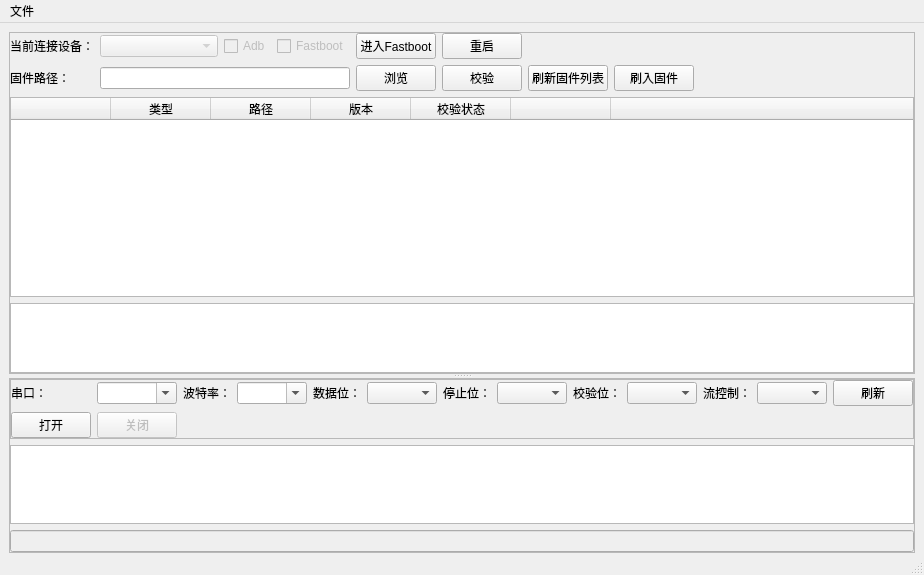
This is app.ui in dingzb/tdr_apptool as Qt 5 draws it before an edit. The edited form follows.
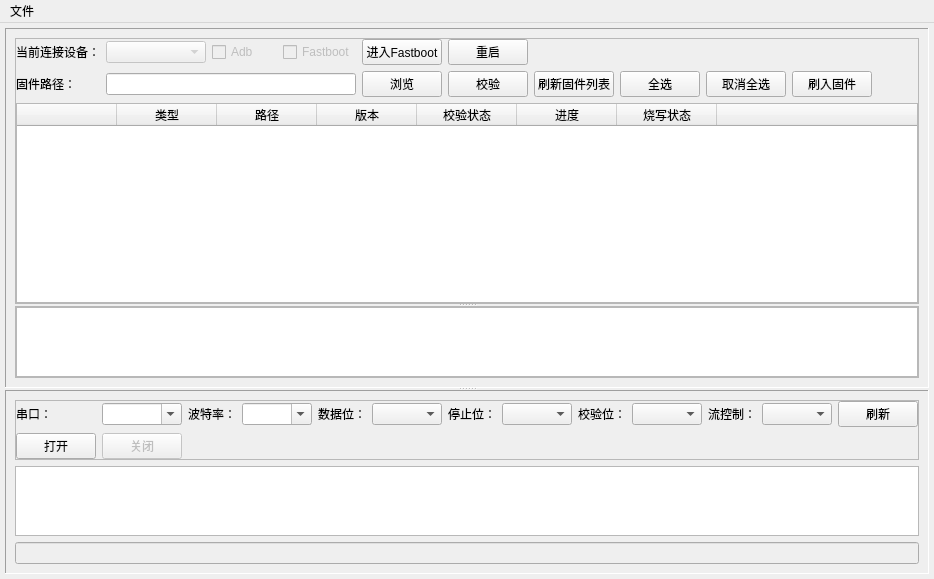
This is the edited form.

Patch:
```diff
--- a/app.ui
+++ b/app.ui
@@ -6,8 +6,8 @@
    <rect>
     <x>0</x>
     <y>0</y>
-    <width>915</width>
-    <height>575</height>
+    <width>933</width>
+    <height>578</height>
    </rect>
   </property>
   <property name="windowTitle">
@@ -15,17 +15,8 @@
   </property>
   <widget class="QWidget" name="centralwidget">
    <layout class="QGridLayout" name="gridLayout">
-    <property name="leftMargin">
-     <number>9</number>
-    </property>
-    <property name="topMargin">
-     <number>9</number>
-    </property>
-    <property name="rightMargin">
-     <number>9</number>
-    </property>
-    <property name="bottomMargin">
-     <number>0</number>
+    <property name="margin">
+     <number>5</number>
     </property>
     <item row="0" column="0">
      <widget class="QSplitter" name="splitter">
@@ -35,73 +26,36 @@
       <property name="orientation">
        <enum>Qt::Vertical</enum>
       </property>
-      <property name="childrenCollapsible">
-       <bool>false</bool>
+      <property name="handleWidth">
+       <number>2</number>
       </property>
       <widget class="QFrame" name="frame_4">
        <property name="frameShape">
+        <enum>QFrame::Panel</enum>
+       </property>
+       <property name="frameShadow">
+        <enum>QFrame::Sunken</enum>
+       </property>
+       <layout class="QVBoxLayout" name="verticalLayout_4">
+        <item>
+         <widget class="QSplitter" name="splitter_2">
+          <property name="orientation">
+           <enum>Qt::Vertical</enum>
+          </property>
+          <property name="handleWidth">
+           <number>2</number>
+          </property>
+          <widget class="QFrame" name="frame_3">
+           <property name="frameShape">
         <enum>QFrame::StyledPanel</enum>
        </property>
        <property name="frameShadow">
         <enum>QFrame::Raised</enum>
        </property>
-       <layout class="QGridLayout" name="gridLayout_2">
+           <layout class="QGridLayout" name="gridLayout_3">
         <property name="margin">
          <number>0</number>
         </property>
-        <item row="0" column="10">
-         <widget class="QPushButton" name="pushButton2Fastboot">
-          <property name="text">
-           <string>进入Fastboot</string>
-          </property>
-         </widget>
-        </item>
-        <item row="0" column="14">
-         <spacer name="horizontalSpacer_2">
-          <property name="orientation">
-           <enum>Qt::Horizontal</enum>
-          </property>
-          <property name="sizeHint" stdset="0">
-           <size>
-            <width>40</width>
-            <height>20</height>
-           </size>
-          </property>
-         </spacer>
-        </item>
-        <item row="0" column="9">
-         <widget class="QCheckBox" name="checkBoxFastboot">
-          <property name="enabled">
-           <bool>false</bool>
-          </property>
-          <property name="text">
-           <string>Fastboot</string>
-          </property>
-         </widget>
-        </item>
-        <item row="0" column="8">
-         <widget class="QCheckBox" name="checkBoxAdb">
-          <property name="enabled">
-           <bool>false</bool>
-          </property>
-          <property name="text">
-           <string>Adb</string>
-          </property>
-         </widget>
-        </item>
-        <item row="0" column="1" colspan="7">
-         <widget class="QComboBox" name="comboBoxDevList">
-          <property name="enabled">
-           <bool>false</bool>
-          </property>
-          <property name="minimumSize">
-           <size>
-            <width>100</width>
-            <height>0</height>
-           </size>
-          </property>
-         </widget>
-        </item>
         <item row="0" column="0">
          <widget class="QLabel" name="label_36">
           <property name="text">
@@ -109,23 +63,66 @@
           </property>
          </widget>
         </item>
-        <item row="1" column="1" colspan="9">
-         <widget class="QLineEdit" name="lineEditFirmwareDir">
+            <item row="0" column="1">
+             <widget class="QComboBox" name="comboBoxDevList">
+              <property name="enabled">
+               <bool>false</bool>
+              </property>
           <property name="minimumSize">
            <size>
-            <width>250</width>
+                <width>100</width>
             <height>0</height>
            </size>
           </property>
          </widget>
         </item>
-        <item row="0" column="11">
+            <item row="0" column="2">
+             <widget class="QCheckBox" name="checkBoxAdb">
+              <property name="enabled">
+               <bool>false</bool>
+              </property>
+              <property name="text">
+               <string>Adb</string>
+              </property>
+             </widget>
+            </item>
+            <item row="0" column="3">
+             <widget class="QCheckBox" name="checkBoxFastboot">
+              <property name="enabled">
+               <bool>false</bool>
+              </property>
+              <property name="text">
+               <string>Fastboot</string>
+              </property>
+             </widget>
+            </item>
+            <item row="0" column="4">
+             <widget class="QPushButton" name="pushButton2Fastboot">
+              <property name="text">
+               <string>进入Fastboot</string>
+              </property>
+             </widget>
+            </item>
+            <item row="0" column="5">
          <widget class="QPushButton" name="pushButtonReboot">
           <property name="text">
            <string>重启</string>
           </property>
          </widget>
         </item>
+            <item row="0" column="10">
+             <spacer name="horizontalSpacer_2">
+              <property name="orientation">
+               <enum>Qt::Horizontal</enum>
+              </property>
+              <property name="sizeHint" stdset="0">
+               <size>
+                <width>37</width>
+                <height>17</height>
+               </size>
+              </property>
+             </spacer>
+            </item>
         <item row="1" column="0">
          <widget class="QLabel" name="label_14">
           <property name="text">
@@ -133,38 +130,72 @@
           </property>
          </widget>
         </item>
-        <item row="1" column="12">
-         <widget class="QPushButton" name="pushButtonFirmwareRefresh">
+            <item row="1" column="1" colspan="3">
+             <widget class="QLineEdit" name="lineEditFirmwareDir">
+              <property name="minimumSize">
+               <size>
+                <width>250</width>
+                <height>0</height>
+               </size>
+              </property>
+             </widget>
+            </item>
+            <item row="1" column="4">
+             <widget class="QPushButton" name="pushButtonFirmwareDir">
           <property name="text">
-           <string>刷新固件列表</string>
+               <string>浏览</string>
           </property>
          </widget>
         </item>
-        <item row="1" column="11">
+            <item row="1" column="5">
          <widget class="QPushButton" name="pushButtonCheckSum">
           <property name="text">
            <string>校验</string>
           </property>
          </widget>
         </item>
+            <item row="1" column="6">
+             <widget class="QPushButton" name="pushButtonFirmwareRefresh">
+              <property name="text">
+               <string>刷新固件列表</string>
+              </property>
+             </widget>
+            </item>
+            <item row="1" column="7">
+             <widget class="QPushButton" name="pushButtonSelectAll">
+              <property name="text">
+               <string>全选</string>
+              </property>
+             </widget>
+            </item>
+            <item row="1" column="8">
+             <widget class="QPushButton" name="pushButtonSelectAllCancell">
+              <property name="text">
+               <string>取消全选</string>
+              </property>
+             </widget>
+            </item>
+            <item row="1" column="9">
+             <widget class="QPushButton" name="pushButtonFlash">
+              <property name="text">
+               <string>刷入固件</string>
+              </property>
+             </widget>
+            </item>
         <item row="1" column="10">
-         <widget class="QPushButton" name="pushButtonFirmwareDir">
-          <property name="text">
-           <string>浏览</string>
-          </property>
-         </widget>
-        </item>
-        <item row="3" column="0" colspan="15">
-         <widget class="QTextBrowser" name="textBrowserFlash">
-          <property name="maximumSize">
+             <spacer name="horizontalSpacer_3">
+              <property name="orientation">
+               <enum>Qt::Horizontal</enum>
+              </property>
+              <property name="sizeHint" stdset="0">
            <size>
-            <width>16777215</width>
-            <height>200</height>
-           </size>
-          </property>
-         </widget>
-        </item>
-        <item row="2" column="0" colspan="15">
+                <width>40</width>
+                <height>20</height>
+               </size>
+              </property>
+             </spacer>
+            </item>
+            <item row="2" column="0" colspan="11">
          <widget class="QTableWidget" name="tableWidget">
           <property name="minimumSize">
            <size>
@@ -223,7 +254,12 @@
           </column>
           <column>
            <property name="text">
-            <string/>
+                <string>进度</string>
+               </property>
+              </column>
+              <column>
+               <property name="text">
+                <string>烧写状态</string>
            </property>
           </column>
           <column>
@@ -233,39 +269,60 @@
           </column>
          </widget>
         </item>
-        <item row="1" column="14">
-         <spacer name="horizontalSpacer_3">
-          <property name="orientation">
-           <enum>Qt::Horizontal</enum>
-          </property>
-          <property name="sizeHint" stdset="0">
+           </layout>
+           <zorder>tableWidget</zorder>
+           <zorder>horizontalSpacer_2</zorder>
+           <zorder>pushButtonFirmwareRefresh</zorder>
+           <zorder>pushButtonFlash</zorder>
+           <zorder>pushButton2Fastboot</zorder>
+           <zorder>pushButtonCheckSum</zorder>
+           <zorder>checkBoxFastboot</zorder>
+           <zorder>pushButtonSelectAllCancell</zorder>
+           <zorder>label_36</zorder>
+           <zorder>pushButtonSelectAll</zorder>
+           <zorder>pushButtonFirmwareDir</zorder>
+           <zorder>pushButtonReboot</zorder>
+           <zorder>horizontalSpacer_3</zorder>
+           <zorder>lineEditFirmwareDir</zorder>
+           <zorder>checkBoxAdb</zorder>
+           <zorder>label_14</zorder>
+           <zorder>comboBoxDevList</zorder>
+          </widget>
+          <widget class="QFrame" name="frame_5">
+           <property name="frameShape">
+            <enum>QFrame::StyledPanel</enum>
+           </property>
+           <property name="frameShadow">
+            <enum>QFrame::Raised</enum>
+           </property>
+           <layout class="QVBoxLayout" name="verticalLayout_3">
+            <property name="margin">
+             <number>0</number>
+            </property>
+            <item>
+             <widget class="QTextBrowser" name="textBrowserFlash">
+              <property name="maximumSize">
            <size>
-            <width>40</width>
-            <height>20</height>
-           </size>
-          </property>
-         </spacer>
-        </item>
-        <item row="1" column="13">
-         <widget class="QPushButton" name="pushButtonFlash">
-          <property name="text">
-           <string>刷入固件</string>
-          </property>
+                <width>16777215</width>
+                <height>16777215</height>
+               </size>
+              </property>
+             </widget>
+            </item>
+           </layout>
+          </widget>
          </widget>
         </item>
        </layout>
       </widget>
       <widget class="QFrame" name="frame_2">
        <property name="frameShape">
-        <enum>QFrame::StyledPanel</enum>
+        <enum>QFrame::Panel</enum>
        </property>
        <property name="frameShadow">
-        <enum>QFrame::Raised</enum>
+        <enum>QFrame::Sunken</enum>
        </property>
        <layout class="QVBoxLayout" name="verticalLayout">
-        <property name="margin">
-         <number>0</number>
-        </property>
         <item>
          <widget class="QFrame" name="frame">
           <property name="frameShape">
@@ -479,7 +536,7 @@
     <rect>
      <x>0</x>
      <y>0</y>
-     <width>915</width>
+     <width>933</width>
      <height>23</height>
     </rect>
    </property>
@@ -491,7 +548,6 @@
    </widget>
    <addaction name="menu"/>
   </widget>
-  <widget class="QStatusBar" name="statusBar"/>
   <action name="actionExit">
    <property name="text">
     <string>退出</string>
```
Lines whose indentation alone changed are shown as unchanged.
